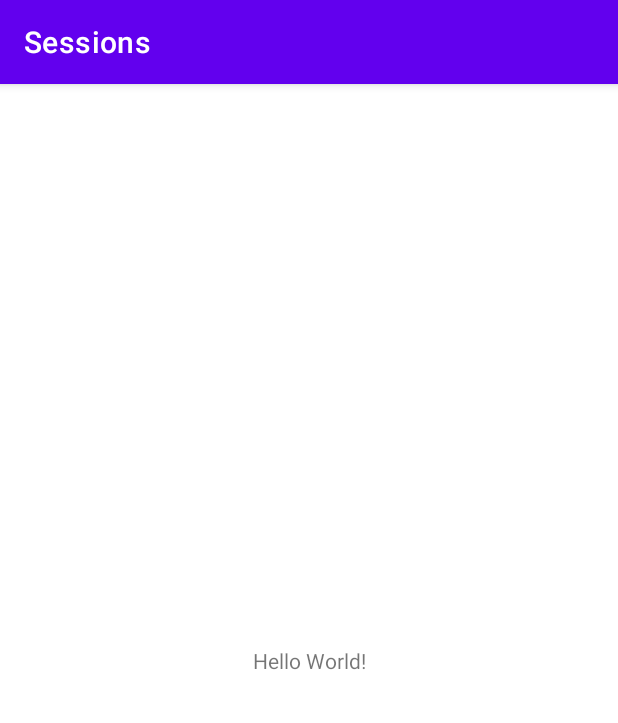
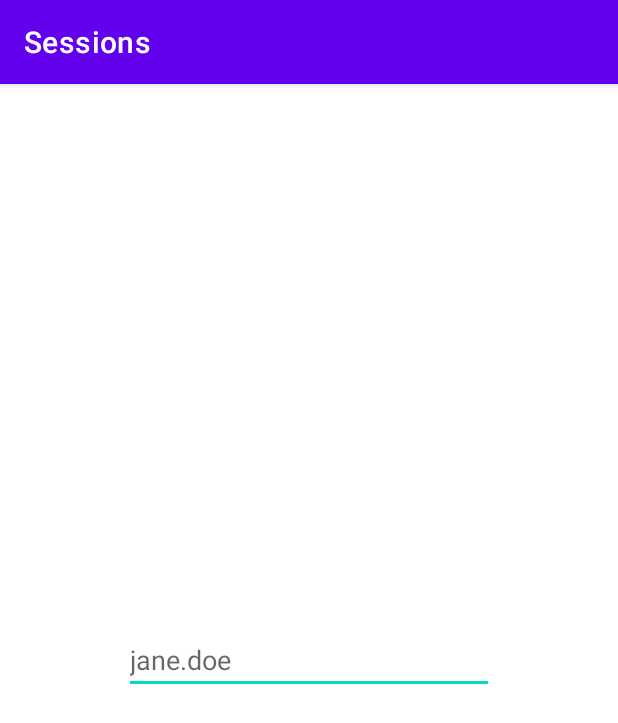
Before and after one commit to Marcos-Rama/PMDM, an Android app: the screen it shows after launch (RegisterActivity), on a phone screen of 412 x 824 dp. Shown: the top 723 px of the screen. Run offline under Robolectric (Android 15) with nearby library versions, the phone set to English and light mode, and no system bars.

Commit message:
Tarea 40

```diff
--- a/android-sessions/android-frontend-sessions/app/src/main/res/layout/activity_register.xml
+++ b/android-sessions/android-frontend-sessions/app/src/main/res/layout/activity_register.xml
@@ -6,13 +6,15 @@
     android:layout_height="match_parent"
     tools:context=".RegisterActivity">
 
-    <TextView
-        android:layout_width="wrap_content"
+    <EditText
+        android:layout_width="0dp"
         android:layout_height="wrap_content"
-        android:text="Hello World!"
+        app:layout_constraintWidth_percent="0.6"
+        app:layout_constraintTop_toTopOf="parent"
         app:layout_constraintBottom_toBottomOf="parent"
+        app:layout_constraintStart_toStartOf="parent"
         app:layout_constraintEnd_toEndOf="parent"
-        app:layout_constraintStart_toStartOf="parent"
-        app:layout_constraintTop_toTopOf="parent" />
+        android:hint="jane.doe"/>
+
 
 </androidx.constraintlayout.widget.ConstraintLayout>
```
